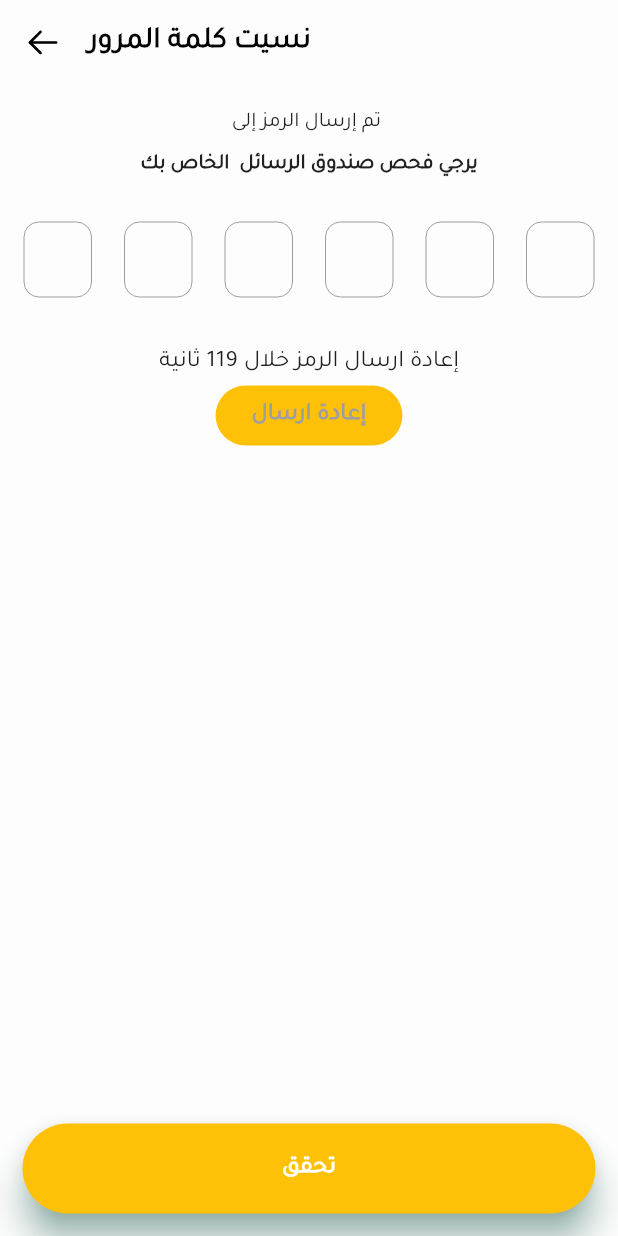
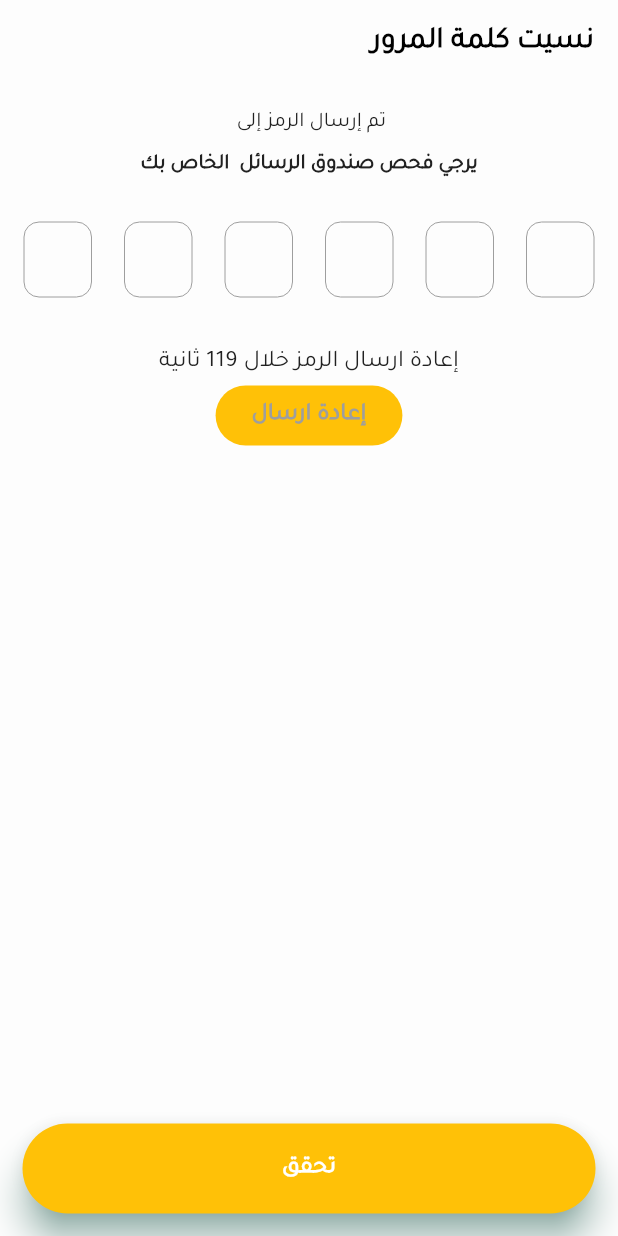
Before and after one commit to NourEldeenElazozy/NourEldeenElazozy-NourEldeenElazozy-hotel-booking-flutter, a Flutter app: the OtpSendScreen screen opened by its route, on a phone screen of 412 x 824 dp. Run offline on Flutter 3.47's test engine with Material 3 defaults, Android fonts, the phone set to English and light mode, and no system bars; drawn by our look-alikes of pin_code_fields; our stand-ins replace carousel_slider, dio, dots_indicator, firebase_core, firebase_remote_config, flutter_credit_card and 12 more; accounts and stored records are empty; generated files the repository leaves out were written again; network calls fail; project files that could hold a hidden picture were left out.

Commit message:
Fix Restpre Pass+2

```diff
--- a/lib/presentation/common_widgets/appbar.dart
+++ b/lib/presentation/common_widgets/appbar.dart
@@ -8,8 +8,14 @@ import 'package:hotel_booking/core/themes/themes_controller.dart';
 class CustomFullAppBar extends StatelessWidget implements PreferredSizeWidget {
   final String title;
   final List<Widget>? action;
+  final bool automaticallyImplyLeading; // ✅ إضافة هذه الخاصية
 
-  const CustomFullAppBar({super.key, required this.title, this.action});
+  const CustomFullAppBar({
+    super.key,
+    required this.title,
+    this.action,
+    this.automaticallyImplyLeading = true, // ✅ تعيين قيمة افتراضية لها (true)
+  });
 
   @override
   Size get preferredSize => const Size.fromHeight(kToolbarHeight);
@@ -21,8 +27,15 @@ class CustomFullAppBar extends StatelessWidget implements PreferredSizeWidget {
     return AppBar(
       // backgroundColor: Colors.transparent,
       scrolledUnderElevation: 0,
+      automaticallyImplyLeading: automaticallyImplyLeading, // ✅ استخدام الخاصية هنا
       leadingWidth: 43,
-      leading: Row(
+      // يجب أن يتم التحكم في زر الرجوع اليدوي هذا بناءً على `automaticallyImplyLeading`
+      // إذا كانت `automaticallyImplyLeading` هي false، فهذا `leading` يجب أن يختفي أيضاً
+      // أو يصبح اختياريًا.
+      // الطريقة الأسهل هي: إذا كنت ستستخدم `automaticallyImplyLeading: false`،
+      // فلا يجب أن يكون لديك هذا `leading` اليدوي مطلقًا في نفس الوقت.
+      leading: automaticallyImplyLeading
+          ? Row( // ✅ إظهار زر الرجوع اليدوي فقط إذا كانت automaticallyImplyLeading هي true
         children: [
           const SizedBox(width: 15),
           InkWell(
@@ -39,18 +52,22 @@ class CustomFullAppBar extends StatelessWidget implements PreferredSizeWidget {
             ),
           ),
         ],
-      ),
+      )
+          : null, // ✅ لا تعرض شيئاً في الـ leading إذا كانت automaticallyImplyLeading هي false
       title: Text(
         title,
-        style: const TextStyle(   fontSize: 20,
+        style: const TextStyle(
+          fontSize: 20,
           fontWeight: FontWeight.bold,
-          fontFamily: 'Tajawal',),
+          fontFamily: 'Tajawal',
+        ),
       ),
       actions: action,
     );
   }
 }
 
+// دالة homeAppBar لم يتم تعديلها لأنها منفصلة عن CustomFullAppBar
 PreferredSizeWidget homeAppBar(String title, bool status, bool isDarkMode, {bool showBackButton = false}) {
   return PreferredSize(
     preferredSize: const Size.fromHeight(kToolbarHeight),
--- a/lib/presentation/screen/auth/forgetpassword/otp_send_screen.dart
+++ b/lib/presentation/screen/auth/forgetpassword/otp_send_screen.dart
@@ -25,10 +25,27 @@ class _OtpSendScreenState extends State<OtpSendScreen> {
 
   @override
   Widget build(BuildContext context) {
-    return GetBuilder<PasswordController>(
+    return Directionality(
+      textDirection: TextDirection.rtl,
+      child: GetBuilder<PasswordController>(
         builder: (controller) {
-        return Scaffold(
-          appBar: const CustomFullAppBar(title: MyString.choiceForgotPassword),
+          return PopScope(
+            // canPop: false يعني أن هذا الـ PopScope يمنع العودة تلقائياً.
+            // وهذا هو الجزء الذي يمنع العودة بزر السهم أو سحب الشاشة.
+            canPop: false,
+            // onPopInvoked هو الـ callback الجديد الذي يتم استدعاؤه
+            // عندما يتم محاولة "pop" (العودة) لهذه الشاشة.
+            onPopInvoked: (didPop) {
+              // didPop ستكون true إذا تم السماح بالرجوع تلقائياً (بسبب canPop: true)
+              // أو إذا لم يكن هناك PopScope آخر يمنع الرجوع.
+              // في حالتنا، canPop: false، لذا didPop ستكون false هنا دائماً.
+              // ومع ذلك، من الجيد التحقق للتأكد من أننا نغلق التطبيق فقط عندما يتم استدعاؤنا.
+              if (!didPop) {
+                SystemNavigator.pop(); // ✅ إغلاق التطبيق
+              }
+            },
+            child: Scaffold(
+              appBar: const CustomFullAppBar(title: MyString.choiceForgotPassword,automaticallyImplyLeading: false,),
               bottomNavigationBar: Container(
                 height: 90,
                 padding: const EdgeInsets.all(15),
@@ -147,8 +164,10 @@ class _OtpSendScreenState extends State<OtpSendScreen> {
                   ),
                 ),
               ),
+            ),
           );
         },
+      ),
     );
   }
 }
--- a/lib/presentation/screen/auth/forgetpassword/password_import.dart
+++ b/lib/presentation/screen/auth/forgetpassword/password_import.dart
@@ -1,6 +1,7 @@
 import 'dart:async';
 import 'package:dio/dio.dart';
 import 'package:flutter/material.dart';
+import 'package:flutter/services.dart';
 import 'package:flutter_svg/svg.dart';
 import 'package:get/get.dart';
 import 'package:get/get_rx/get_rx.dart';
```
Lines whose indentation alone changed are shown as unchanged.
